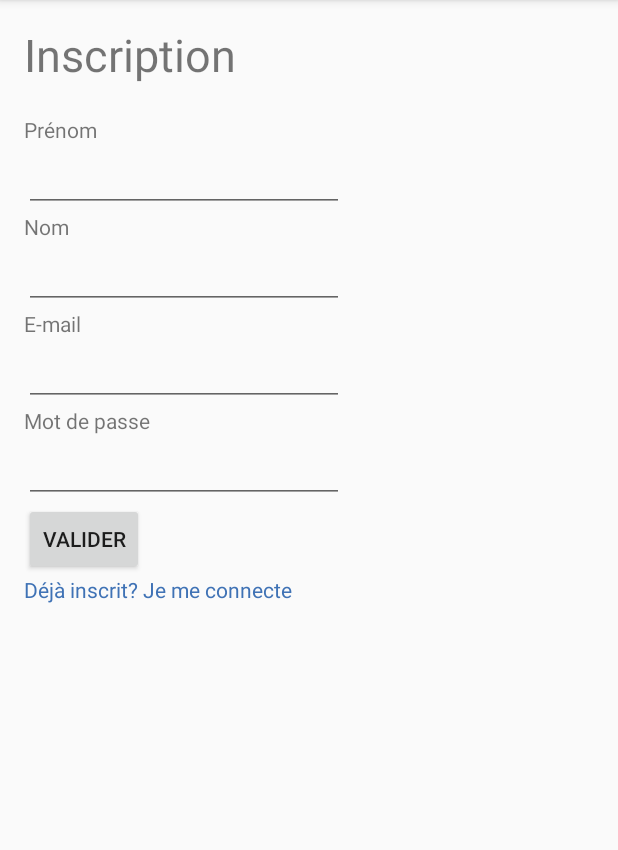
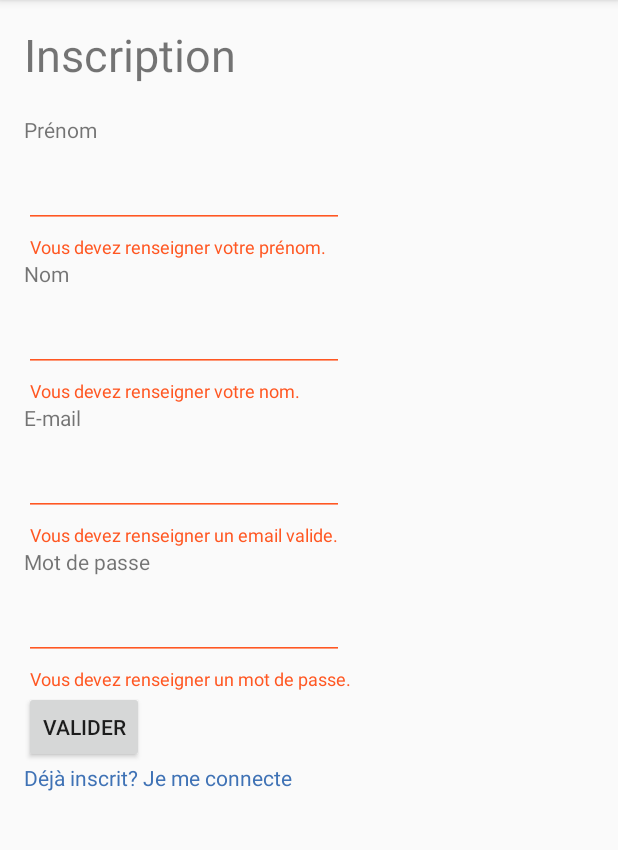
Before and after one commit to jacquelotjeff/ShoppingList, an Android app: the fragment SubscribeFragment placed in its activity, after a tap on "VALIDER", on a phone screen of 412 x 824 dp, the part 84-934 px from its top. Run offline under Robolectric (Android 15) with nearby library versions, the phone set to English and light mode, and no system bars.

Commit message:
Validation of registration form #16 + refactor code, and translation

```diff
--- a/app/src/main/java/com/clevermind/shoppinglist/fragments/ShoppingListCreateFragment.java
+++ b/app/src/main/java/com/clevermind/shoppinglist/fragments/ShoppingListCreateFragment.java
@@ -56,15 +56,12 @@ public class ShoppingListCreateFragment extends Fragment implements ApiTask.IApi
 
             @Override
             public void onClick(View view) {
-
             EditText txtName = (EditText) getView().findViewById(R.id.txtBoxName);
-
-                boolean isValid = validForm(txtName);
+            String name = txtName.getText().toString();
+            boolean isValid = validForm(name);
 
             if (isValid) {
-                    String name = txtName.getText().toString();
                 ShoppingList shoppingList = new ShoppingList(name);
-
                 ApiTask apiRequest = new ApiTask();
                 apiRequest.setListener(ShoppingListCreateFragment.this);
                 apiRequest.execute(buildRequestForCreate(shoppingList));
@@ -76,9 +73,7 @@ public class ShoppingListCreateFragment extends Fragment implements ApiTask.IApi
         return createView;
     }
 
-    private boolean validForm(EditText txtName) {
-        String name = txtName.getText().toString();
-
+    private boolean validForm(String name) {
         if (name.trim().length() == 0) {
             TextInputLayout til = (TextInputLayout) getView().findViewById(R.id.txtBoxNameGroup);
             til.setErrorEnabled(true);
--- a/app/src/main/java/com/clevermind/shoppinglist/fragments/SubscribeFragment.java
+++ b/app/src/main/java/com/clevermind/shoppinglist/fragments/SubscribeFragment.java
@@ -4,6 +4,7 @@ import android.app.Fragment;
 import android.content.Context;
 
 import android.os.Bundle;
+import android.support.design.widget.TextInputLayout;
 import android.view.LayoutInflater;
 import android.view.View;
 import android.view.ViewGroup;
@@ -71,11 +72,16 @@ public class SubscribeFragment extends Fragment implements ApiTask.IApiTask {
                 String userEmail = txtBoxMail.getText().toString();
                 String userPassword = txtBoxPassword.getText().toString();
 
-                final User user = new User(userLastname, userFirstname, userEmail, userPassword);
 
-                ApiTask apiRequest = new ApiTask();
-                apiRequest.setListener(SubscribeFragment.this);
-                apiRequest.execute(buildRequestForSubscribe(user));
+                boolean isValid = validForm(userLastname, userFirstname, userEmail, userPassword);
+
+                if (isValid) {
+                    final User user = new User(userLastname, userFirstname, userEmail, userPassword);
+
+                    ApiTask apiRequest = new ApiTask();
+                    apiRequest.setListener(SubscribeFragment.this);
+                    apiRequest.execute(buildRequestForSubscribe(user));
+                }
             }
 
         });
@@ -134,7 +140,8 @@ public class SubscribeFragment extends Fragment implements ApiTask.IApiTask {
                 userManager.logUser(user, this.getActivity());
 
                 message = getResources().getString(R.string.message_subcribed_success);
-                Toast.makeText(getActivity(), message, Toast.LENGTH_LONG).show();
+
+                Toast.makeText(getActivity(), String.format(message, user.getFirstname()), Toast.LENGTH_LONG).show();
                 OnRegistrationFinish();
                 break;
             case ApiConst.CODE_EMAIL_ALREADY_REGISTERED:
@@ -149,9 +156,56 @@ public class SubscribeFragment extends Fragment implements ApiTask.IApiTask {
         }
     }
 
+    private boolean validForm(String lastName, String firstName, String email, String password) {
+        boolean isValid = true;
+        boolean emailValid = android.util.Patterns.EMAIL_ADDRESS.matcher(email).matches();
+
+        TextInputLayout tilEmail = (TextInputLayout) getView().findViewById(R.id.txtBoxEmailGroup);
+        if (email.trim().length() == 0 || !emailValid) {
+            tilEmail.setErrorEnabled(true);
+            tilEmail.setError(getResources().getString(R.string.form_user_email_unvalid));
+
+            isValid = false;
+        } else {
+            tilEmail.setErrorEnabled(false);
+        }
+
+        TextInputLayout tilLastName = (TextInputLayout) getView().findViewById(R.id.txtBoxLastNameGroup);
+        if (lastName.trim().length() == 0) {
+            tilLastName.setErrorEnabled(true);
+            tilLastName.setError(getResources().getString(R.string.form_user_last_name_empty));
+
+            isValid = false;
+        } else {
+            tilLastName.setErrorEnabled(false);
+        }
+
+        TextInputLayout tilFirstName = (TextInputLayout) getView().findViewById(R.id.txtBoxFirstNameGroup);
+        if (firstName.trim().length() == 0) {
+            tilFirstName.setErrorEnabled(true);
+            tilFirstName.setError(getResources().getString(R.string.form_user_first_name_empty));
+
+            isValid = false;
+        } else {
+            tilFirstName.setErrorEnabled(false);
+        }
+
+        TextInputLayout tilPassword = (TextInputLayout) getView().findViewById(R.id.txtBoxPasswordGroup);
+        if (password.trim().length() == 0) {
+            tilPassword.setErrorEnabled(true);
+            tilPassword.setError(getResources().getString(R.string.form_user_password_empty));
+
+            isValid = false;
+        } else {
+            tilPassword.setErrorEnabled(false);
+        }
+
+        return isValid;
+    }
+
     public interface OnFragmentInteractionListener {
-        void onFragmentInteraction();
         void onClickLoginButton();
+
         void onRegistrationFinish();
     }
 }
--- a/app/src/main/res/layout/fragment_subscribe.xml
+++ b/app/src/main/res/layout/fragment_subscribe.xml
@@ -5,23 +5,28 @@
     tools:context="com.clevermind.shoppinglist.fragments.SubscribeFragment">
 
     <LinearLayout
-        android:orientation="vertical"
         android:layout_width="match_parent"
-        android:layout_height="match_parent">
+        android:layout_height="match_parent"
+        android:orientation="vertical">
 
         <TextView
             android:id="@+id/textView"
             android:layout_width="match_parent"
             android:layout_height="wrap_content"
+            android:paddingBottom="20dp"
             android:text="@string/app_main_registration"
-            android:textSize="30sp"
-            android:paddingBottom="20dp" />
+            android:textSize="30sp" />
 
         <TextView
             android:id="@+id/lblFirstname"
             android:layout_width="wrap_content"
             android:layout_height="wrap_content"
             android:text="@string/form_user_first_name" />
+
+        <android.support.design.widget.TextInputLayout
+            android:id="@+id/txtBoxFirstNameGroup"
+            android:layout_width="match_parent"
+            android:layout_height="wrap_content">
 
             <EditText
                 android:id="@+id/txtBoxFirstname"
@@ -30,11 +35,18 @@
                 android:ems="10"
                 android:inputType="textPersonName" />
 
+        </android.support.design.widget.TextInputLayout>
+
         <TextView
             android:id="@+id/lblLastname"
             android:layout_width="wrap_content"
             android:layout_height="wrap_content"
             android:text="@string/form_user_last_name" />
+
+        <android.support.design.widget.TextInputLayout
+            android:id="@+id/txtBoxLastNameGroup"
+            android:layout_width="match_parent"
+            android:layout_height="wrap_content">
 
             <EditText
                 android:id="@+id/txtBoxLastname"
@@ -43,12 +55,19 @@
                 android:ems="10"
                 android:inputType="textPersonName" />
 
+        </android.support.design.widget.TextInputLayout>
+
         <TextView
             android:id="@+id/lblMail"
             android:layout_width="wrap_content"
             android:layout_height="wrap_content"
-            android:textAppearance="?android:attr/textAppearanceSmall"
-            android:text="@string/form_user_email" />
+            android:text="@string/form_user_email"
+            android:textAppearance="?android:attr/textAppearanceSmall" />
+
+        <android.support.design.widget.TextInputLayout
+            android:id="@+id/txtBoxEmailGroup"
+            android:layout_width="match_parent"
+            android:layout_height="wrap_content">
 
             <EditText
                 android:id="@+id/txtBoxMail"
@@ -57,11 +76,18 @@
                 android:ems="10"
                 android:inputType="textEmailAddress" />
 
+        </android.support.design.widget.TextInputLayout>
+
         <TextView
             android:id="@+id/lblPassword"
             android:layout_width="wrap_content"
             android:layout_height="wrap_content"
             android:text="@string/form_user_password" />
+
+        <android.support.design.widget.TextInputLayout
+            android:id="@+id/txtBoxPasswordGroup"
+            android:layout_width="match_parent"
+            android:layout_height="wrap_content">
 
             <EditText
                 android:id="@+id/txtBoxPassword"
@@ -70,20 +96,22 @@
                 android:ems="10"
                 android:inputType="textPassword" />
 
+        </android.support.design.widget.TextInputLayout>
+
         <Button
+            android:id="@+id/btnSubmit"
             style="?android:attr/buttonStyleSmall"
             android:layout_width="wrap_content"
             android:layout_height="wrap_content"
-            android:text="@string/common_submit"
-            android:id="@+id/btnSubmit" />
+            android:text="@string/common_submit" />
 
         <TextView
+            android:id="@+id/txtLinkLogin"
             android:layout_width="wrap_content"
             android:layout_height="wrap_content"
+            android:text="@string/link_login"
             android:textAppearance="?android:attr/textAppearanceSmall"
-            android:text="@string/link_login"
-            android:textColor="@color/colorSecondary"
-            android:id="@+id/txtLinkLogin" />
+            android:textColor="@color/colorSecondary" />
     </LinearLayout>
 
 </FrameLayout>
--- a/app/src/main/res/values/strings.xml
+++ b/app/src/main/res/values/strings.xml
@@ -4,8 +4,8 @@
     <string name="app_main_welcome">Bienvenue sur Shopping List !</string>
     <string name="app_main_identification">Identification</string>
     <string name="app_main_registration">Inscription</string>
-    <string name="app_shopping_list">Mes Shopping List</string>
-    <string name="app_shopping_list_create">Ajouter une Shopping List</string>
+    <string name="app_shopping_list">Mes listes de courses</string>
+    <string name="app_shopping_list_create">Ajouter une liste</string>
     <!-- Link / Menu strings -->
     <string name="link_subscribe">Toujours pas inscrit? Je m\'inscris</string>
     <string name="link_login">Déjà inscrit? Je me connecte</string>
@@ -20,6 +20,8 @@
     <!-- Form errors -->
     <string name="form_user_email_unvalid">Vous devez renseigner un email valide.</string>
     <string name="form_user_password_empty">Vous devez renseigner un mot de passe.</string>
+    <string name="form_user_last_name_empty">Vous devez renseigner votre nom.</string>
+    <string name="form_user_first_name_empty">Vous devez renseigner votre prénom.</string>
     <string name="form_shopping_list_name_empty">Vous devez renseigner le nom de votre liste de course.</string>
 
     <!-- Common -->
@@ -31,7 +33,7 @@
     <string name="permission_network_state">L\'application Shopping List a besoin de vérifier l\'état de votre connexion.</string>
 
     <!-- Messages -->
-    <string name="message_subcribed_success">Vous êtes maintenant inscrit.</string>
+    <string name="message_subcribed_success">Bienvenue %s !</string>
     <string name="message_subcribed_mail_already_registered">Cet e-mail est déjà enregistré.</string>
     <string name="message_login_success">Vous êtes maintenant connecté.</string>
     <string name="message_login_failed">Connexion échouée, veuillez vérifier vos identifiants.</string>
```
Lines whose indentation alone changed are shown as unchanged.
